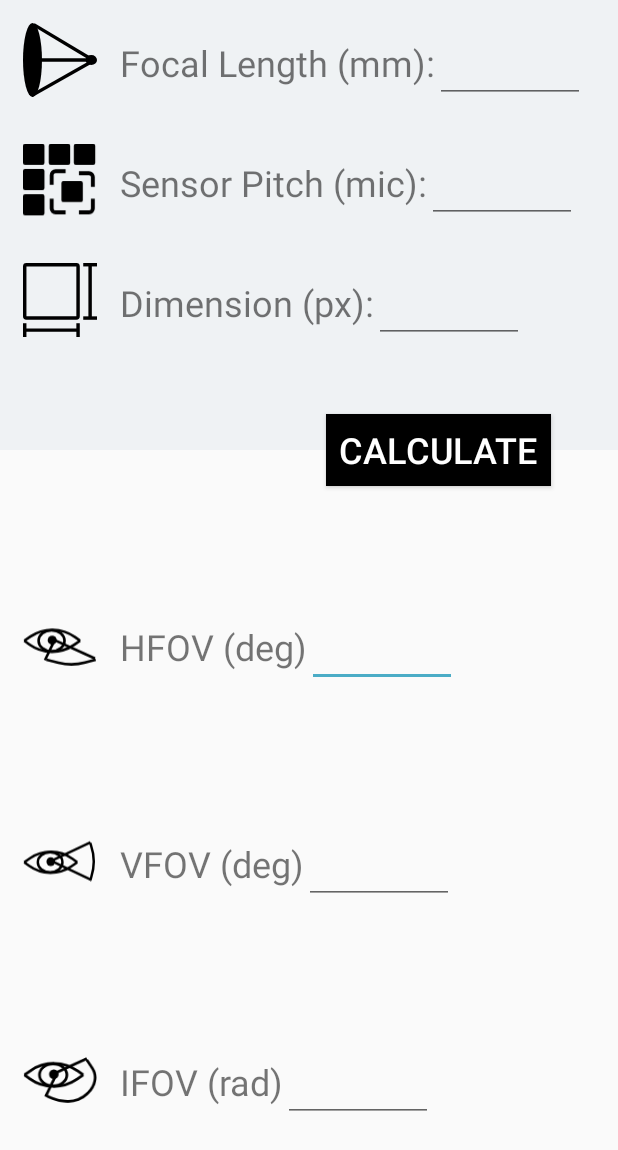
After one commit to shir0206/NyquistOptics, an Android app: the layout act_calc_fov.xml on its own in the app's theme, with its tools: preview values and no code run, on a phone screen of 412 x 824 dp. The commit adds this screen. Shown: the top 1150 px of the screen. Run offline under Robolectric (Android 15) with nearby library versions, the phone set to English and light mode, and no system bars.

Commit message:
Add calc fov layout

```diff
--- a/app/src/main/res/drawable/gradient_background.xml
+++ /dev/null
@@ -1,19 +0,0 @@
-<?xml version="1.0" encoding="utf-8"?>
-<selector xmlns:android="http://schemas.android.com/apk/res/android">
-
-    <item>
-        <shape>
-
-            <gradient
-
-                android:angle="180"
-                android:startColor="#000428"
-                android:endColor="#004e92"
-
-            android:type="linear"/>
-        </shape>
-
-    </item>
-
-
-</selector>
--- /dev/null
+++ b/app/src/main/res/layout/act_calc_fov.xml
@@ -0,0 +1,292 @@
+<?xml version="1.0" encoding="utf-8"?>
+<android.support.constraint.ConstraintLayout xmlns:android="http://schemas.android.com/apk/res/android"
+    xmlns:app="http://schemas.android.com/apk/res-auto"
+    xmlns:tools="http://schemas.android.com/tools"
+    android:layout_width="match_parent"
+    android:layout_height="match_parent">
+
+
+    <Button
+        android:id="@+id/btn_calc"
+        android:layout_width="150dp"
+        android:layout_height="wrap_content"
+        android:layout_centerInParent="true"
+        android:background="@color/black"
+        android:text="@string/btn_txtCalc"
+        android:textColor="@color/white"
+        android:textSize="24sp"
+        app:layout_constraintBottom_toBottomOf="@+id/ll_input"
+        app:layout_constraintEnd_toEndOf="parent"
+        app:layout_constraintHorizontal_bias="0.83"
+        app:layout_constraintStart_toStartOf="parent"
+        app:layout_constraintTop_toBottomOf="@+id/ll_input"
+        app:layout_constraintVertical_bias="0.458" />
+
+
+    <LinearLayout
+        android:id="@+id/ll_hfov"
+        android:layout_width="match_parent"
+        android:layout_height="80dp"
+        android:orientation="horizontal"
+        app:layout_constraintBottom_toTopOf="@+id/ll_vfov"
+        app:layout_constraintEnd_toEndOf="parent"
+        app:layout_constraintHorizontal_bias="0.5"
+        app:layout_constraintStart_toStartOf="parent"
+        app:layout_constraintTop_toBottomOf="@+id/btn_calc"
+        tools:ignore="MissingConstraints">
+
+
+        <ImageView
+            android:id="@+id/img_hfov"
+            android:layout_width="80dp"
+            android:layout_height="80dp"
+            android:padding="15dp"
+            app:srcCompat="@drawable/ic_hfov"
+            tools:ignore="VectorDrawableCompat" />
+
+        <TextView
+            android:id="@+id/tv_hfov"
+            android:layout_width="wrap_content"
+            android:layout_height="wrap_content"
+            android:paddingTop="25dp"
+            android:text="@string/tv_txtHfov"
+            android:textSize="24sp" />
+
+        <EditText
+            android:id="@+id/et_hfov"
+            android:layout_width="100dp"
+            android:layout_height="wrap_content"
+            android:ems="10"
+            android:gravity="center_horizontal"
+            android:inputType="number"
+            android:paddingTop="25dp"
+            android:textAlignment="center"
+            android:textSize="24sp" />
+    </LinearLayout>
+
+    <LinearLayout
+        android:id="@+id/ll_vfov"
+        android:layout_width="match_parent"
+        android:layout_height="80dp"
+        android:orientation="horizontal"
+        app:layout_constraintBottom_toTopOf="@+id/ll_ifov"
+        app:layout_constraintEnd_toEndOf="parent"
+        app:layout_constraintHorizontal_bias="0.5"
+        app:layout_constraintStart_toStartOf="parent"
+        app:layout_constraintTop_toBottomOf="@+id/ll_hfov"
+        tools:ignore="MissingConstraints">
+
+
+        <ImageView
+            android:id="@+id/img_vfov"
+            android:layout_width="80dp"
+            android:layout_height="80dp"
+            android:padding="15dp"
+            app:srcCompat="@drawable/ic_vfov"
+            tools:ignore="VectorDrawableCompat" />
+
+        <TextView
+            android:id="@+id/tv_vfov"
+            android:layout_width="wrap_content"
+            android:layout_height="wrap_content"
+            android:paddingTop="25dp"
+            android:text="@string/tv_txtVfov"
+            android:textSize="24sp" />
+
+        <EditText
+            android:id="@+id/et_vfov"
+            android:layout_width="100dp"
+            android:layout_height="wrap_content"
+            android:ems="10"
+            android:gravity="center_horizontal"
+            android:inputType="number"
+            android:paddingTop="25dp"
+            android:textAlignment="center"
+            android:textSize="24sp" />
+
+    </LinearLayout>
+
+
+    <LinearLayout
+        android:id="@+id/ll_ifov"
+        android:layout_width="match_parent"
+        android:layout_height="80dp"
+        android:orientation="horizontal"
+        app:layout_constraintBottom_toBottomOf="parent"
+        app:layout_constraintEnd_toEndOf="parent"
+        app:layout_constraintHorizontal_bias="0.5"
+        app:layout_constraintStart_toStartOf="parent"
+        app:layout_constraintTop_toBottomOf="@+id/ll_vfov"
+        tools:ignore="MissingConstraints">
+
+
+        <ImageView
+            android:id="@+id/img_ifov"
+            android:layout_width="80dp"
+            android:layout_height="80dp"
+            android:padding="15dp"
+            app:srcCompat="@drawable/ic_ifov"
+            tools:ignore="VectorDrawableCompat" />
+
+        <TextView
+            android:id="@+id/tv_ifov"
+            android:layout_width="wrap_content"
+            android:layout_height="wrap_content"
+            android:paddingTop="25dp"
+            android:text="@string/tv_txtIfov"
+            android:textSize="24sp" />
+
+        <EditText
+            android:id="@+id/et_ifov"
+            android:layout_width="100dp"
+            android:layout_height="wrap_content"
+            android:ems="10"
+            android:gravity="center_horizontal"
+            android:inputType="number"
+            android:paddingTop="25dp"
+            android:textAlignment="center"
+            android:textSize="24sp" />
+    </LinearLayout>
+
+
+    <android.support.constraint.ConstraintLayout
+        android:id="@+id/ll_input"
+        android:layout_width="match_parent"
+        android:layout_height="wrap_content"
+        android:background="@color/grey"
+        android:paddingBottom="60dp"
+        app:layout_constraintEnd_toEndOf="parent"
+        app:layout_constraintHorizontal_bias="0.5"
+        app:layout_constraintStart_toStartOf="parent"
+        app:layout_constraintTop_toTopOf="parent"
+        tools:ignore="MissingConstraints">
+
+        <LinearLayout
+            android:id="@+id/ll_focalLength"
+            android:layout_width="match_parent"
+            android:layout_height="80dp"
+            android:orientation="horizontal"
+            app:layout_constraintBottom_toTopOf="@+id/ll_sensorPitch"
+            app:layout_constraintEnd_toEndOf="parent"
+            app:layout_constraintHorizontal_bias="0.5"
+            app:layout_constraintStart_toStartOf="parent"
+            app:layout_constraintTop_toTopOf="parent"
+            tools:ignore="MissingConstraints">
+
+
+            <ImageView
+                android:id="@+id/img_focalLength"
+                android:layout_width="80dp"
+                android:layout_height="80dp"
+                android:padding="15dp"
+                app:srcCompat="@drawable/ic_focal_length"
+                tools:ignore="VectorDrawableCompat" />
+
+            <TextView
+                android:id="@+id/tv_focalLength"
+                android:layout_width="wrap_content"
+                android:layout_height="wrap_content"
+                android:paddingTop="25dp"
+                android:text="@string/tv_txtFocalLength"
+                android:textSize="24sp" />
+
+            <EditText
+                android:id="@+id/et_focalLength"
+                android:layout_width="100dp"
+                android:layout_height="wrap_content"
+                android:ems="10"
+                android:gravity="center_horizontal"
+                android:inputType="number"
+                android:paddingTop="25dp"
+                android:textAlignment="center"
+                android:textSize="24sp" />
+        </LinearLayout>
+
+
+        <LinearLayout
+            android:id="@+id/ll_sensorPitch"
+            android:layout_width="match_parent"
+            android:layout_height="80dp"
+            android:orientation="horizontal"
+            app:layout_constraintBottom_toTopOf="@+id/ll_dimension"
+            app:layout_constraintEnd_toEndOf="parent"
+            app:layout_constraintHorizontal_bias="0.5"
+            app:layout_constraintStart_toStartOf="parent"
+            app:layout_constraintTop_toBottomOf="@+id/ll_focalLength"
+            tools:ignore="MissingConstraints">
+
+
+            <ImageView
+                android:id="@+id/img_sensorPitch"
+                android:layout_width="80dp"
+                android:layout_height="80dp"
+                android:padding="15dp"
+                app:srcCompat="@drawable/ic_sensor_pitch"
+                tools:ignore="VectorDrawableCompat" />
+
+            <TextView
+                android:id="@+id/tv_sensorPitch"
+                android:layout_width="wrap_content"
+                android:layout_height="wrap_content"
+                android:paddingTop="25dp"
+                android:text="@string/tv_txtSensorPitch"
+                android:textSize="24sp" />
+
+            <EditText
+                android:id="@+id/et_sensorPitch"
+                android:layout_width="100dp"
+                android:layout_height="wrap_content"
+                android:ems="10"
+                android:gravity="center_horizontal"
+                android:inputType="number"
+                android:paddingTop="25dp"
+                android:textAlignment="center"
+                android:textSize="24sp" />
+        </LinearLayout>
+
+
+        <LinearLayout
+            android:id="@+id/ll_dimension"
+            android:layout_width="match_parent"
+            android:layout_height="80dp"
+            android:orientation="horizontal"
+            app:layout_constraintEnd_toEndOf="parent"
+            app:layout_constraintHorizontal_bias="0.5"
+            app:layout_constraintStart_toStartOf="parent"
+            app:layout_constraintTop_toBottomOf="@+id/ll_sensorPitch"
+            tools:ignore="MissingConstraints">
+
+
+            <ImageView
+                android:id="@+id/img_dimension"
+                android:layout_width="80dp"
+                android:layout_height="80dp"
+                android:padding="15dp"
+                app:srcCompat="@drawable/ic_dimension"
+                tools:ignore="VectorDrawableCompat" />
+
+            <TextView
+                android:id="@+id/tv_dimension"
+                android:layout_width="wrap_content"
+                android:layout_height="wrap_content"
+                android:paddingTop="25dp"
+                android:text="@string/tv_txtDimension"
+                android:textSize="24sp" />
+
+            <EditText
+                android:id="@+id/et_dimension"
+                android:layout_width="100dp"
+                android:layout_height="wrap_content"
+                android:ems="10"
+                android:gravity="center_horizontal"
+                android:inputType="number"
+                android:paddingTop="25dp"
+                android:textAlignment="center"
+                android:textSize="24sp" />
+        </LinearLayout>
+
+
+    </android.support.constraint.ConstraintLayout>
+
+
+</android.support.constraint.ConstraintLayout>
--- a/app/src/main/res/values/strings.xml
+++ b/app/src/main/res/values/strings.xml
@@ -1,8 +1,6 @@
 <resources>
     <string name="app_name">Nyquist Optics</string>
     <string name="tv_parameters">Input</string>
-    <string name="tv_txtSensorPitch">Sensor Pitch (mic):</string>
-    <string name="tv_txtFocalLength">Focal Length (mm):</string>
     <string name="tv_txtSensorSize">Sensor Size (pxl):</string>
     <string name="tv_txtSensorSizeW">Width</string>
     <string name="tv_txtSensorSizeH">Height</string>
@@ -10,7 +8,6 @@
 
     <string name="tv_txtFov">Field of View</string>
     <string name="tv_txtIfov">IFOV (rad)</string>
-    <string name="tv_txtHfov">HFOV (deg)</string>
     <string name="tv_txtVfov">VFOV (deg)</string>
     <string name="btn_calculate">Calculate</string>
 
@@ -81,6 +78,19 @@
     <string name="btn_txtDRI">DRI</string>
     <string name="btn_txtSettings">Settings</string>
 
+    <string name="btn_txtCalc">Calculate</string>
+
+
+    <string name="tv_txtFocalLength">Focal Length (mm):</string>
+    <string name="tv_txtSensorPitch">Sensor Pitch (mic):</string>
+    <string name="tv_txtDimension">Dimension (px):</string>
+    <string name="tv_txtDimensionW">W</string>
+    <string name="tv_txtDimensionH">H</string>
+    <string name="tv_txtDimensionX">x</string>
+
+    <string name="tv_txtFOV">Feild of View (FOV):</string>
+    <string name="tv_txtHfov">HFOV (deg)</string>
+
 
 
 
```
Also changed, not shown: app/src/main/res/drawable/ic_sensor_pitch.xml (renamed from app/src/main/res/drawable/ic_pixel_size.xml).
